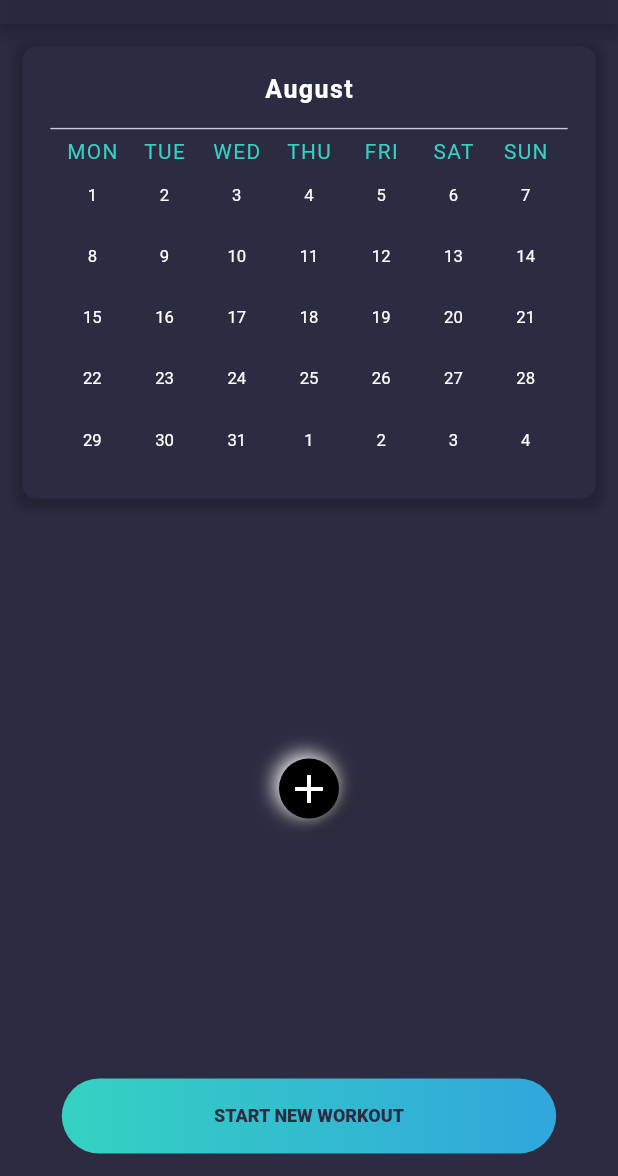
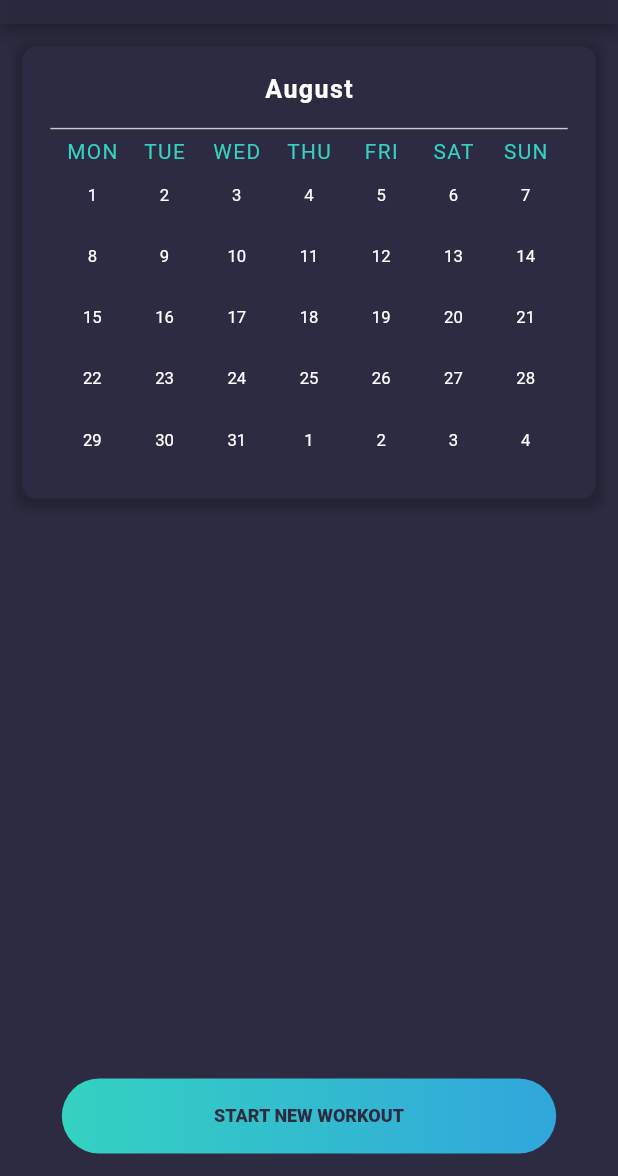
Before and after one commit to EXERLOG/exer_log, a Flutter app: the CalendarScreen screen opened directly, on a phone screen of 412 x 824 dp, the part 60-1236 px from its top. Run offline on Flutter 3.47's test engine with Material 2 defaults, Android fonts, the light colour scheme and no system bars; our stand-ins replace cloud_firestore, connectivity, firebase_auth, firebase_core, flutter_riverpod, flutter_slidable and 3 more; accounts and stored records are empty; Roboto replaces fonts that are missing (Avenir).

Commit message:
fix: constructor and colors in CustomFloatingActionButton reworked

```diff
--- a/lib/src/feature/calendar/view/calendar_screen.dart
+++ b/lib/src/feature/calendar/view/calendar_screen.dart
@@ -7,7 +7,6 @@ import 'package:exerlog/src/dependency.dart';
 import 'package:exerlog/src/feature/calendar/widgets/calendar_widget.dart';
 import 'package:exerlog/src/feature/calendar/widgets/logout_button.dart';
 import 'package:exerlog/src/utils/text_constants.dart';
-import 'package:exerlog/src/widgets/custom_floating_action_button.dart';
 import 'package:exerlog/src/widgets/gradient_button.dart';
 import 'package:exerlog/src/widgets/snack_bars/no_network_connection_snackbar.dart';
 import 'package:exerlog/src/widgets/theme/theme_provider.dart';
@@ -51,7 +50,6 @@ class _CalendarScreenState extends ConsumerState<CalendarScreen> {
               mainAxisAlignment: MainAxisAlignment.spaceBetween,
               children: [
                 CalendarWidget(),
-                CustomFloatingActionButton(),
                 RaisedGradientButton(
                   child: Text(
                     Texts.startNewWorkout.toUpperCase(),
--- a/lib/src/widgets/custom_floating_action_button.dart
+++ b/lib/src/widgets/custom_floating_action_button.dart
@@ -1,52 +1,34 @@
+import 'package:exerlog/src/widgets/theme/theme_provider.dart';
 import 'package:flutter/material.dart';
 
-// @todo: write constructors
-// @todo: delete everything from calender_screen.dart
-// @todo: box-shadows -> only sample-one for now
-// @todo: used predefined colors
-
 class CustomFloatingActionButton extends StatelessWidget {
-  const CustomFloatingActionButton(
-      {Color? backgroundColor,
-      Color? iconColor,
-      IconData? icon,
-      double? size,
-      Key? key})
-      : backgroundColor = Colors.black,
-        iconColor = Colors.white,
-        icon = Icons.add,
-        size = 40.0,
-        super(key: key);
-
-  final Color? backgroundColor;
-  final Color? iconColor;
   final IconData? icon;
   final double? size;
 
+  CustomFloatingActionButton({
+    this.icon,
+    this.size = 40.0,
+  });
+
   @override
-  Widget build(BuildContext context) => Container(
+  Widget build(BuildContext context) => ThemeProvider(
+        builder: (context, theme) => Container(
           decoration: BoxDecoration(
-          color: backgroundColor,
+            color: theme.colorTheme.primaryColor,
             borderRadius: BorderRadius.circular(size!),
             boxShadow: [
               BoxShadow(
-              color: Colors.black87,
+                color: theme.colorTheme.shadow,
                 blurRadius: 10,
-              spreadRadius: 1,
-              offset: Offset(2, 2),
-            ),
-            BoxShadow(
-              color: Colors.white,
-              blurRadius: 10,
-              spreadRadius: 1,
-              offset: Offset(-2, -2),
+                spreadRadius: 2,
+                offset: Offset(0, 0),
               ),
             ],
           ),
           child: Material(
             color: Colors.transparent,
             child: InkWell(
-            onTap: () => {print('tapped')},
+              onTap: () => {},
               borderRadius: BorderRadius.circular(size!),
               child: Container(
                 width: size,
@@ -54,8 +36,9 @@ class CustomFloatingActionButton extends StatelessWidget {
                 child: Center(
                   child: Icon(
                     icon,
-                  color: iconColor,
+                    color: theme.colorTheme.backgroundColorVariation,
                     size: size! * 0.8,
+                  ),
                 ),
               ),
             ),
```
Lines whose indentation alone changed are shown as unchanged.
